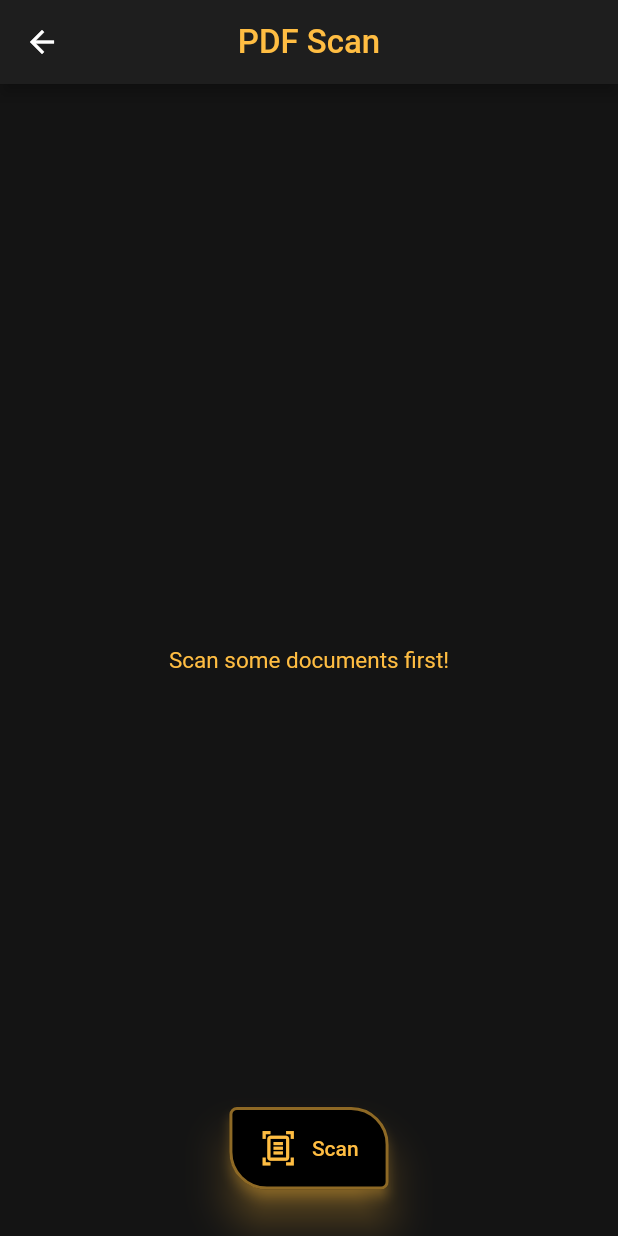
After one commit to Prithvi202/ReadAloudV2, a Flutter app: the ScannerApp screen opened directly, after a tap on "Scan", on a phone screen of 412 x 824 dp. The commit adds this screen. Run offline on Flutter 3.47's test engine with Material 2 defaults, Android fonts, the phone set to English and light mode, and no system bars; our stand-ins replace audioplayers, camera, flutter_native_image, image_cropper, image_picker, pdf and 2 more; missing offline and left inert: edge_detection, google_mlkit_text_recognition, translator.

Commit message:
Edge Detection for PDF Scanner

```diff
--- a/lib/InitApp.dart
+++ b/lib/InitApp.dart
@@ -10,6 +10,8 @@ import 'package:image_cropper/image_cropper.dart';
 import 'package:image_picker/image_picker.dart';
 import 'package:readaloud_v2/translate_page.dart';
 import 'package:readaloud_v2/utils/animatedcapture.dart';
+
+import 'edgeDetection.dart';
 
 class InitApp extends StatefulWidget {
   final CameraDescription camera;
@@ -120,6 +122,11 @@ class _InitAppState extends State<InitApp> {
         title: const Text('ReadAloud V2'),
         centerTitle: true,
         backgroundColor: Colors.black26,
+        actions: [
+          ElevatedButton(onPressed: () {
+            Navigator.push(context, MaterialPageRoute(builder: (context) => const ScannerApp()));
+          }, child: Icon(Icons.picture_as_pdf_outlined)),
+        ],
       ),
       body: FutureBuilder<void>(
         future: _initControllerFuture,
--- /dev/null
+++ b/lib/edgeDetection.dart
@@ -0,0 +1,450 @@
+import 'dart:io';
+
+import 'package:edge_detection/edge_detection.dart';
+import 'package:flutter/material.dart';
+import 'package:flutter/services.dart';
+import 'package:flutter_native_image/flutter_native_image.dart';
+import 'dart:async';
+import 'package:path/path.dart';
+import 'package:path_provider/path_provider.dart';
+import 'package:permission_handler/permission_handler.dart';
+import 'package:reorderable_grid_view/reorderable_grid_view.dart';
+import 'package:pdf/pdf.dart';
+import 'package:pdf/widgets.dart' as pw;
+import 'package:url_launcher/url_launcher.dart';
+
+
+class ScannerApp extends StatefulWidget {
+  const ScannerApp({Key? key}) : super(key: key);
+
+  @override
+  State<ScannerApp> createState() => _ScannerAppState();
+}
+
+class _ScannerAppState extends State<ScannerApp> {
+
+  // storing image path [usually string but here, it's of type Future<String> Function()
+  // hence using var to dynamically assign type of data
+  // to view the cropped image file, we use Image.file(File(imgPath))
+  List<File> arrayOfImages = [];
+  var imgPath;
+
+  Future<void> getImage() async {
+
+    bool isCameraGranted = await Permission.camera.request().isGranted;
+    if (!isCameraGranted) {
+      isCameraGranted = await Permission.camera.request() == PermissionStatus.granted;
+    }
+
+    if (!isCameraGranted) {
+      // Have not permission to camera
+      return;
+    }
+
+    // Generate filepath for saving
+    String imagePath = join((await getApplicationSupportDirectory()).path,
+        '${(DateTime
+            .now()
+            .millisecondsSinceEpoch / 1000).round()}.jpeg');
+
+    try {
+      //Make sure to await the call to detectEdge.
+      bool success = await EdgeDetection.detectEdge(imagePath,
+        canUseGallery: true,
+        androidScanTitle: 'Scan Document',
+        // use custom localizations for android
+        androidCropTitle: 'Crop',
+        androidCropBlackWhiteTitle: 'B/W Scan',
+        androidCropReset: 'Original',
+      );
+      if (success) {
+        imgPath = imagePath;
+        arrayOfImages.add(File(imgPath));
+      }
+    } catch (e) {
+      print(e);
+    }
+
+    if (!mounted) return;
+
+    setState(() {});
+  }
+
+  Future<void> launchPdf(String url) async {
+    if (await canLaunch(url)) {
+      await launch(url);
+    }
+  }
+
+  // menu options list for dropdown - pageformat
+  final List<String> pageFormatList = ['A4', 'A3', 'Standard', 'Letter', 'Legal', 'A5'];
+
+  @override
+  Widget build(BuildContext context) {
+
+    // custom func calls
+    // old function
+    var pdf = pw.Document();
+
+    Future<File> compress(File img, int quality) async {
+      File compFile = await FlutterNativeImage.compressImage(img.path, quality: quality);
+      return compFile;
+    }
+
+    createPDFfromImages(String? pageFormat) {
+
+      // adding some compression features over here in future..
+      //
+
+      // types of pageFormats [map]
+      // access as pageFormats[key]
+      var pageFormats = {
+        'A4': PdfPageFormat.a4,
+        'A3': PdfPageFormat.a3,
+        'A5': PdfPageFormat.a5,
+        'Legal': PdfPageFormat.legal,
+        'Letter': PdfPageFormat.letter,
+        'Standard': PdfPageFormat.standard,
+      };
+
+      for (var img in arrayOfImages) {
+        final image = pw.MemoryImage(img.readAsBytesSync());
+        pdf.addPage(pw.Page(
+            pageFormat: pageFormats[pageFormat],
+            build: (pw.Context context) {
+              return pw.Center(child: pw.Image(image, fit: pw.BoxFit.contain));
+            }
+        ));
+      }
+      // compress property of pdf
+    }
+
+
+    savePDF(BuildContext context, String? fname) async {
+
+      bool isStorageGranted = await Permission.storage.request().isGranted;
+      if (!isStorageGranted) {
+        isStorageGranted = await Permission.storage.request() == PermissionStatus.granted;
+      }
+
+      if (!isStorageGranted) {
+        // Have not permission to camera
+        return;
+      }
+
+      try {
+        String path = "/storage/emulated/0/Download";
+        final file = File('$path/$fname.pdf');
+        await file.writeAsBytes(await pdf.save());
+        print("doc saved..");
+        ScaffoldMessenger.of(context).showSnackBar(SnackBar(content: Text("Saved to\n${path}/${fname}.pdf", style: TextStyle(color: Colors.white)), elevation: 3.0, backgroundColor: Colors.black));
+        //showPrintMessage('saved to docs..');
+      } catch (e){
+        print(e);
+        ScaffoldMessenger.of(context).showSnackBar(SnackBar(content: Text("$e", style: TextStyle(color: Colors.white)), elevation: 3.0, backgroundColor: Colors.black));
+      }
+    }
+
+    // alert box custom dialog
+    Future<void> showCustomPopup(BuildContext context) async {
+      final TextEditingController _textFieldController = TextEditingController();
+      String? codeDialog;
+      String? valueText;
+      String? activePF = pageFormatList.first;
+
+      await showDialog(
+          context: context,
+          builder: (context) {
+            return StatefulBuilder(
+                builder: (context, setState) {
+                  return AlertDialog(
+                    alignment: Alignment.center,
+                    title: const Text('Create PDF'),
+
+                    content: Column(
+                      mainAxisAlignment: MainAxisAlignment.center,
+                      crossAxisAlignment: CrossAxisAlignment.center,
+                      mainAxisSize: MainAxisSize.min,
+                      children: [
+                        TextField(
+                            onChanged: (value) {setState(() {valueText = value;});},
+                            controller: _textFieldController,
+                            decoration:InputDecoration(
+                              hintText: "Enter filename",
+                              prefixIcon: Icon(Icons.edit_document),
+                              border: OutlineInputBorder(
+                                borderSide: BorderSide(color: Color.fromRGBO(255, 189, 66, 1)),
+                              ),
+                              suffixIcon: IconButton(
+                                icon: Icon(Icons.close),
+                                onPressed: () {_textFieldController.text = ""; valueText = "";},
+                              ),
+                            )
+                        ),
+
+                        SizedBox(height: 10.0),
+
+                        Row(
+                          mainAxisAlignment: MainAxisAlignment.spaceBetween,
+                          crossAxisAlignment: CrossAxisAlignment.center,
+
+                          children: [
+                            Text("Page Format:"),
+                            DropdownButtonHideUnderline(
+                              child: DropdownButton<String>(
+                                value: activePF,
+                                items: pageFormatList.map(buildPageLayoutItems).toList(),
+                                onChanged: (value) {
+                                  setState(() {
+                                    activePF = value;
+                                  });
+                                  setState(() {});
+                                  print(activePF);
+                                },
+                              ),
+                            ),
+                          ],
+                        ),
+
+                      ],
+                    ),
+                    actions: [
+                      Row(
+                        mainAxisAlignment: MainAxisAlignment.spaceEvenly,
+                        crossAxisAlignment: CrossAxisAlignment.center,
+                        children: <Widget>[
+                          MaterialButton(
+                            color: Colors.red,
+                            textColor: Colors.white,
+                            child: const Text('CANCEL'),
+                            onPressed: () {
+                              setState(() {
+                                Navigator.pop(context);
+                              });
+                            },
+                          ),
+                          MaterialButton(
+                            color: Colors.green,
+                            textColor: Colors.white,
+                            child: const Text('OK'),
+                            onPressed: () {
+
+                              if (valueText == null)
+                              {
+                                ScaffoldMessenger.of(context).showSnackBar(SnackBar(content: Text("Enter a filename first..", style: TextStyle(color: Colors.white)), elevation: 3.0, backgroundColor: Colors.black));
+                              }
+
+                              else
+                              {
+                                setState(() {
+                                  codeDialog = valueText;
+                                  createPDFfromImages(activePF);
+                                  savePDF(context, valueText);
+                                  Navigator.pop(context);
+                                });
+                              }
+                            },
+                          ),
+                        ],
+                      ),
+                    ],
+                  );
+                }
+            );
+          });
+    }
+    // end of alert box
+
+
+    // width and height
+    double width = MediaQuery.of(context).size.width;
+    double height = MediaQuery.of(context).size.height;
+
+    return Scaffold(
+      backgroundColor: Color.fromRGBO(20,20,20,1),
+
+      // this is for the scan button always present in the bottom of the scaffold
+      floatingActionButtonLocation: FloatingActionButtonLocation.centerFloat,
+      floatingActionButton:
+
+      Container(
+        margin: EdgeInsets.only(bottom: 15),
+        child: Row(
+          mainAxisAlignment: MainAxisAlignment.spaceEvenly,
+          crossAxisAlignment: CrossAxisAlignment.center,
+          children: [
+            arrayOfImages.isNotEmpty ?
+            PhysicalModel(
+              elevation: 12.0,
+              borderRadius: const BorderRadius.only(topLeft: Radius.circular(5), bottomRight: Radius.circular(5), topRight: Radius.circular(25), bottomLeft: Radius.circular(25)),
+              color: Colors.transparent,//const Color.fromRGBO(255, 189, 66, 1),
+              shadowColor: const Color.fromRGBO(255, 189, 66, 1),//Color.fromRGBO(169, 167, 167, 1),//
+              child: ElevatedButton(
+                style: ElevatedButton.styleFrom(
+                  elevation: 3,
+                  backgroundColor: Colors.black,
+                  padding: const EdgeInsets.symmetric(vertical: 15, horizontal: 5),
+                  shadowColor: const Color.fromRGBO(255, 189, 66, 1),
+                  shape: const RoundedRectangleBorder(
+                    borderRadius: BorderRadius.only(topLeft: Radius.circular(35), bottomRight: Radius.circular(5), topRight: Radius.circular(35), bottomLeft: Radius.circular(35)),
+                    side: BorderSide(
+                      width: 2.0,
+                      color: Color.fromRGBO(255, 189, 66, 0.558),//Color.fromRGBO(169, 167, 167, 1),//
+                    ),
+                  ),
+                ),
+                onPressed: () {
+                  /*reset function - init screen, no docs scanned..*/
+                  arrayOfImages.clear();
+                  imgPath = null;
+                  setState(() {});
+                },
+                child: const Icon(
+                    Icons.replay_outlined,
+                    color: Color.fromRGBO(255, 189, 66, 1), //Color.fromRGBO(255, 252, 252, 1),//
+                    size: 25.0
+                ),
+              ),
+            ) : const SizedBox.shrink(),
+
+            PhysicalModel(
+              elevation: 12.0,
+              borderRadius: const BorderRadius.only(topLeft: Radius.circular(5), bottomRight: Radius.circular(5), topRight: Radius.circular(25), bottomLeft: Radius.circular(25)),
+              color: Colors.transparent,//const Color.fromRGBO(255, 189, 66, 1),
+              shadowColor: const Color.fromRGBO(255, 189, 66, 1),//Color.fromRGBO(169, 167, 167, 1),//
+              child: ElevatedButton(
+                style: ElevatedButton.styleFrom(
+                  elevation: 3,
+                  backgroundColor: Colors.black,
+                  padding: const EdgeInsets.symmetric(vertical: 15, horizontal: 20),
+                  shadowColor: const Color.fromRGBO(255, 189, 66, 1),
+                  shape: const RoundedRectangleBorder(
+                    borderRadius: BorderRadius.only(topLeft: Radius.circular(5), bottomRight: Radius.circular(5), topRight: Radius.circular(25), bottomLeft: Radius.circular(25)),
+                    side: BorderSide(
+                      width: 2.0,
+                      color: Color.fromRGBO(255, 189, 66, 0.558),//Color.fromRGBO(169, 167, 167, 1),//
+                    ),
+                  ),
+                ),
+                onPressed: getImage,
+                child: Row(
+                  children: [
+                    const Icon(
+                        Icons.document_scanner_outlined,
+                        color: Color.fromRGBO(255, 189, 66, 1), //Color.fromRGBO(255, 252, 252, 1),//
+                        size: 25.0
+                    ),
+                    SizedBox(width: 10),
+                    Text("Scan", style: TextStyle(color: Color.fromRGBO(255, 189, 66, 1))),
+                  ],
+                ),
+              ),
+            ),
+            arrayOfImages.isNotEmpty ?
+            PhysicalModel(
+              elevation: 12.0,
+              borderRadius: const BorderRadius.only(topLeft: Radius.circular(5), bottomRight: Radius.circular(5), topRight: Radius.circular(25), bottomLeft: Radius.circular(25)),
+              color: Colors.transparent,//const Color.fromRGBO(255, 189, 66, 1),
+              shadowColor: const Color.fromRGBO(255, 189, 66, 1),//Color.fromRGBO(169, 167, 167, 1),//
+              child: ElevatedButton(
+                style: ElevatedButton.styleFrom(
+                  elevation: 3,
+                  backgroundColor: Colors.black,
+                  padding: const EdgeInsets.all(15),
+                  shadowColor: const Color.fromRGBO(255, 189, 66, 1),
+                  shape: const RoundedRectangleBorder(
+                    borderRadius: BorderRadius.only(topLeft: Radius.circular(35), bottomRight: Radius.circular(35), topRight: Radius.circular(35), bottomLeft: Radius.circular(5)),
+                    side: BorderSide(
+                      width: 2.0,
+                      color: Color.fromRGBO(255, 189, 66, 0.558),//Color.fromRGBO(169, 167, 167, 1),//
+                    ),
+                  ),
+                ),
+                onPressed: () {
+                  /*PDF function call here*/
+                  /*
+                    createPDFfromImages();
+                    savePDF(context);
+                    */
+                  showCustomPopup(context);
+                },
+                child: const Icon(
+                    Icons.picture_as_pdf_outlined,
+                    color: Color.fromRGBO(255, 189, 66, 1), //Color.fromRGBO(255, 252, 252, 1),//
+                    size: 25.0
+                ),
+              ),
+            ) : const SizedBox.shrink(),
+          ],
+        ),
+      ),
+
+      /*Container(
+        margin: EdgeInsets.all(10),
+        height: 50,
+        width: 100,
+        child: ElevatedButton(
+          onPressed: getImage,
+          child: Center(
+            child: Text("Scan"),
+          ),
+        ),
+      ),*/
+
+      appBar: AppBar(
+        centerTitle: true,
+        title: Text("PDF Scan", style: TextStyle(color: Color.fromRGBO(255, 189, 66, 1), fontSize: 22.0)),
+        backgroundColor: Color.fromRGBO(30, 30, 30, 1),
+      ),
+      body: Column(
+        mainAxisAlignment: arrayOfImages.isNotEmpty ? MainAxisAlignment.start : MainAxisAlignment.center,
+        crossAxisAlignment:  CrossAxisAlignment.center,
+        children: [
+          /*
+          Text("Cropped Img Path"),
+          SizedBox(height: 10),
+          Text(arrayOfImages.toString()),
+          SizedBox(height: 20),
+          imgPath == null ? Text("") : Image.file(arrayOfImages[0]),
+
+           */
+
+          // end of upper string thingy
+
+          arrayOfImages.isEmpty ? const Center(child: Text("Scan some documents first!", style: TextStyle(color: Color.fromRGBO(255, 189, 66, 1), fontSize: 15.0)))
+              : Padding(
+            padding: EdgeInsets.symmetric(vertical: 30, horizontal: 15),
+            child: ReorderableGridView.count(
+              shrinkWrap: true,
+              onReorder: (oldPos, newPos) {
+                File image = arrayOfImages.removeAt(oldPos);
+                arrayOfImages.insert(newPos, image);
+                setState(() {});
+              },
+              crossAxisCount: 3,
+              childAspectRatio: 0.7,
+              children: arrayOfImages.map((File imageSelected) => IntrinsicHeight(
+                key: ValueKey(imageSelected.path),
+                child: Column(
+                  crossAxisAlignment: CrossAxisAlignment.center,
+                  children: [
+                    IconButton(padding: EdgeInsets.zero, constraints: const BoxConstraints(), onPressed: (){arrayOfImages.remove(imageSelected); setState(() {});}, icon: Icon(Icons.delete, size: 20.0, color: Color.fromRGBO(167, 164, 164, 1))),
+                    SizedBox(height: 4),
+                    Image.file(imageSelected, fit: BoxFit.cover, height: 90),
+                    SizedBox(height: 5),
+                    Text("Page ${(arrayOfImages.indexOf(imageSelected) + 1).toString()}", style: TextStyle(fontSize: 12, color: Color.fromRGBO(219, 189, 59, 1.0)))
+                  ],
+                ),
+              )).toList(),
+            ),
+          ),
+        ],
+      ),
+    );
+  }
+}
+
+DropdownMenuItem<String> buildPageLayoutItems(String item) => DropdownMenuItem(
+  value: item,
+  child: Text(item, style: TextStyle()),
+);
--- a/lib/translate_page.dart
+++ b/lib/translate_page.dart
@@ -6,7 +6,6 @@ import 'DropdownButtonLang.dart';
 import 'InitApp.dart';
 
 // available languages
-
 List<String> totalLangs = [
   "Arabic",
   "Bengali",
```
Also changed, not shown: pubspec.yaml (+8 -0 lines), 1 other file.
